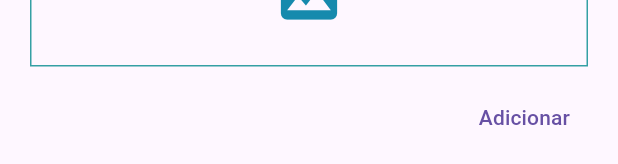
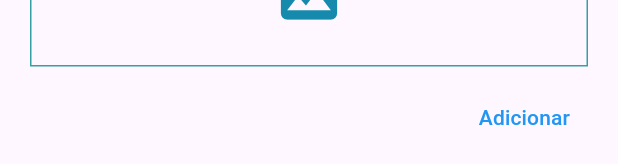
Before and after one commit to alucard93/minha_biblioteca, a Flutter app: the NewCategory widget shown alone on an empty page, opened directly, on a phone screen of 412 x 824 dp. Shown: the part 352-516 px from the top of the screen. Run offline on Flutter 3.47's test engine with Material 3 defaults, Android fonts, the phone set to English and light mode, and no system bars; our stand-ins replace flutter_mobx, get_it, hive, hive_flutter, image_picker, mobx; accounts and stored records are empty; generated files the repository leaves out were written again.

Commit message:
feat: Style the add button in NewCategory widget and remove unnecessary whitespace

```diff
--- a/lib/widgets/new_category/new_category.widgets.dart
+++ b/lib/widgets/new_category/new_category.widgets.dart
@@ -105,8 +105,16 @@ class _NewCategoryState extends State<NewCategory> {
                 Align(
                   alignment: Alignment.centerRight,
                   child: TextButton(
+                    style: ButtonStyle(
+                      overlayColor: WidgetStateProperty.all(
+                        primaryColor.withValues(alpha: 0.1),
+                      ),
+                    ),
                     onPressed: addCategory,
-                    child: const Text("Adicionar"),
+                    child: const Text(
+                      "Adicionar",
+                      style: TextStyle(color: Colors.blue),
+                    ),
                   ),
                 ),
               ],
```
